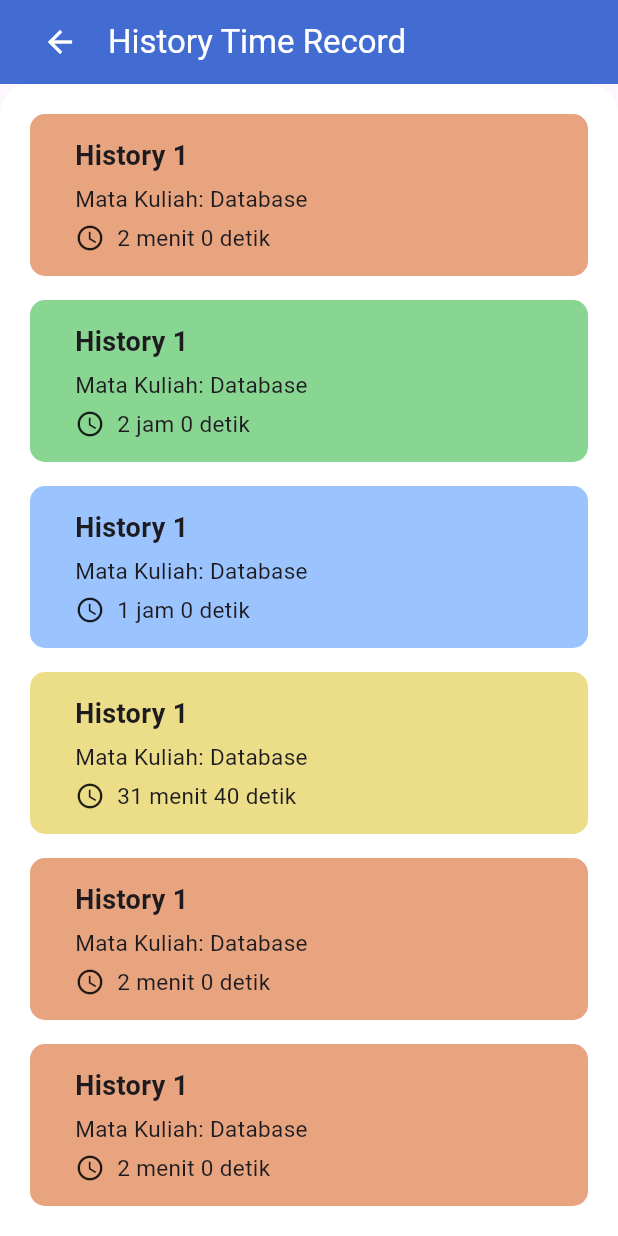
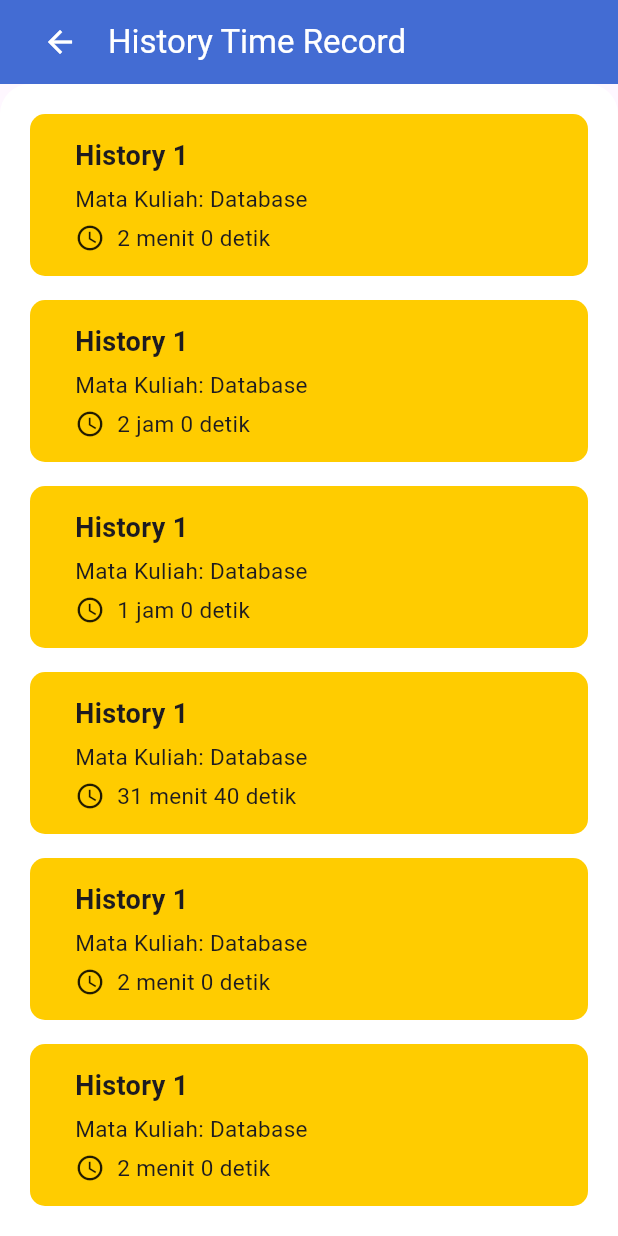
Before and after one commit to mdifal/KuliahKu-FE, a Flutter app: the screen it shows after launch, after a tap on "History time record", on a phone screen of 412 x 824 dp. Run offline on Flutter 3.47's test engine with Material 3 defaults, Android fonts, the phone set to English and light mode, and no system bars; our stand-ins replace dropdown_button2, file_picker, syncfusion_flutter_calendar; missing offline and left inert: passwordfield.

Commit message:
update card history color

```diff
--- a/lib/ui/widgets/card_history.dart
+++ b/lib/ui/widgets/card_history.dart
@@ -14,31 +14,32 @@ String formatDuration(int seconds) {
   return '$hoursString$minutesString$secondsString';
 }
 
-Color getTimeColor(int? seconds) {
-      if (seconds != null) {
-        if (seconds >= 7200){
-          return cardGreen;
-        }
-        else if (seconds >= 3600) {
-          // Lebih dari atau sama dengan 1 jam
-          return cardBlue;
-        } else if (seconds > 1800) {
-          // Lebih dari 30 menit
-          return cardYellow;
-        } else if (seconds > 0) {
-          // Lebih dari 0 detik
-          return cardOrange;
-        }
-      }
-      return Color(0xFF717171); // Grey jika null atau 0
-    }
+// Color getTimeColor(int? seconds) {
+//       if (seconds != null) {
+//         if (seconds >= 7200){
+//           return cardGreen;
+//         }
+//         else if (seconds >= 3600) {
+//           // Lebih dari atau sama dengan 1 jam
+//           return cardBlue;
+//         } else if (seconds > 1800) {
+//           // Lebih dari 30 menit
+//           return cardYellow;
+//         } else if (seconds > 0) {
+//           // Lebih dari 0 detik
+//           return cardOrange;
+//         }
+//       }
+//       return Color(0xFF717171); // Grey jika null atau 0
+//     }
 
 class CardHistory extends StatelessWidget {
   final String? title;
   final String? mataKuliah;
   final int? time;
+  final int? color;
 
-  const CardHistory({Key? key, this.title, this.mataKuliah, this.time})
+  const CardHistory({Key? key, this.title, this.mataKuliah, this.time, this.color})
       : super(key: key);
 
   @override
@@ -48,7 +49,7 @@ class CardHistory extends StatelessWidget {
     return Container(
       padding: EdgeInsets.symmetric(vertical: 15.0, horizontal: 30.0),
       decoration: BoxDecoration(
-        color: getTimeColor(time),
+        color: Color(color!),
         borderRadius: BorderRadius.circular(10.0),
       ),
       child: Column(
```
